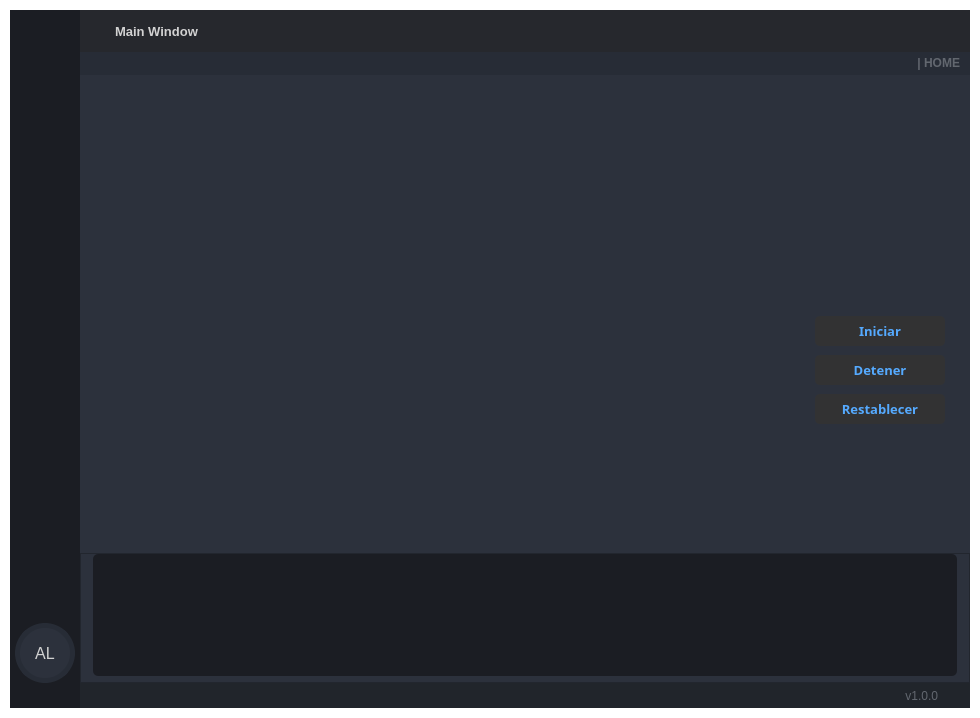
Before: the Qt Designer form visuals/GUI_BASE.ui in dariolggomez/HEATS-BOARD, drawn with Qt 5.
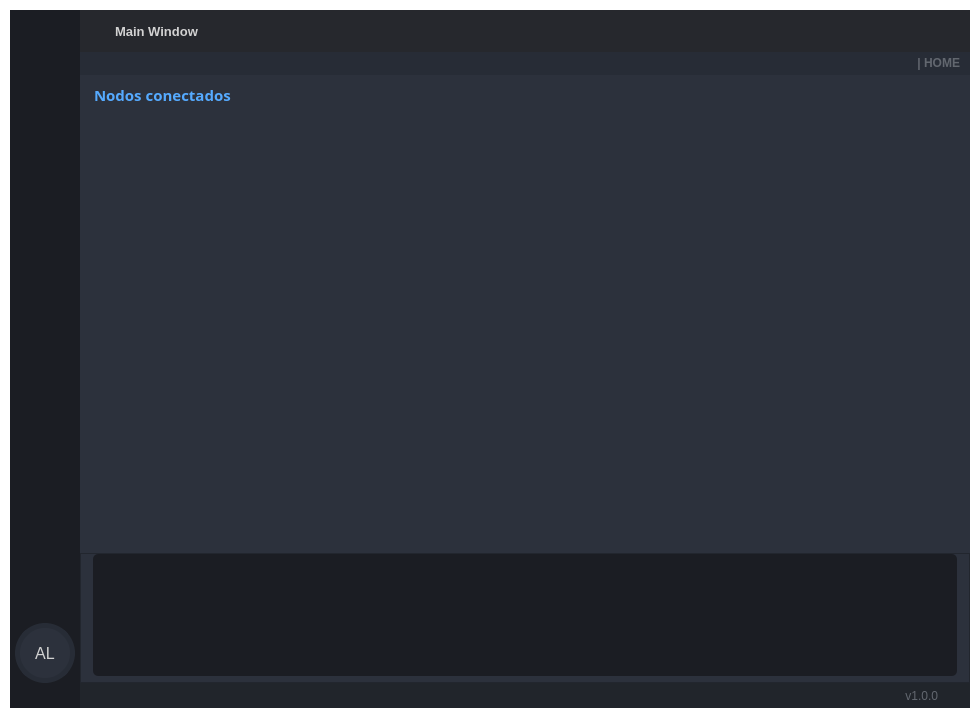
After: the same form once the commit is applied. Icons and pictures are not drawn.

Commit message: added nodes centre page

Patch:
```diff
--- a/visuals/GUI_BASE.ui
+++ b/visuals/GUI_BASE.ui
@@ -1632,8 +1632,170 @@
 color: rgb(85, 170, 255);</string>
                   </property>
                   <property name="currentIndex">
-                   <number>4</number>
+                   <number>0</number>
                   </property>
+                  <widget class="QWidget" name="page_nodes_centre">
+                   <layout class="QVBoxLayout" name="verticalLayout_26">
+                    <property name="leftMargin">
+                     <number>0</number>
+                    </property>
+                    <property name="topMargin">
+                     <number>0</number>
+                    </property>
+                    <property name="rightMargin">
+                     <number>0</number>
+                    </property>
+                    <property name="bottomMargin">
+                     <number>0</number>
+                    </property>
+                    <item>
+                     <widget class="QFrame" name="nodes_centre_content">
+                      <property name="frameShape">
+                       <enum>QFrame::NoFrame</enum>
+                      </property>
+                      <property name="frameShadow">
+                       <enum>QFrame::Raised</enum>
+                      </property>
+                      <layout class="QVBoxLayout" name="verticalLayout_30">
+                       <property name="leftMargin">
+                        <number>0</number>
+                       </property>
+                       <property name="topMargin">
+                        <number>0</number>
+                       </property>
+                       <property name="rightMargin">
+                        <number>0</number>
+                       </property>
+                       <property name="bottomMargin">
+                        <number>0</number>
+                       </property>
+                       <item>
+                        <widget class="QFrame" name="top_nodes_centre_content">
+                         <property name="maximumSize">
+                          <size>
+                           <width>16777215</width>
+                           <height>30</height>
+                          </size>
+                         </property>
+                         <property name="frameShape">
+                          <enum>QFrame::NoFrame</enum>
+                         </property>
+                         <property name="frameShadow">
+                          <enum>QFrame::Raised</enum>
+                         </property>
+                         <layout class="QHBoxLayout" name="horizontalLayout_13">
+                          <property name="topMargin">
+                           <number>0</number>
+                          </property>
+                          <property name="bottomMargin">
+                           <number>0</number>
+                          </property>
+                          <item>
+                           <widget class="QLabel" name="nodes_connected_label">
+                            <property name="font">
+                             <font>
+                              <family>Segoe UI Semibold</family>
+                              <pointsize>11</pointsize>
+                              <weight>75</weight>
+                              <bold>true</bold>
+                             </font>
+                            </property>
+                            <property name="text">
+                             <string>Nodos conectados</string>
+                            </property>
+                           </widget>
+                          </item>
+                         </layout>
+                        </widget>
+                       </item>
+                       <item>
+                        <widget class="QFrame" name="bottom_nodes_centre_content">
+                         <property name="frameShape">
+                          <enum>QFrame::NoFrame</enum>
+                         </property>
+                         <property name="frameShadow">
+                          <enum>QFrame::Raised</enum>
+                         </property>
+                         <layout class="QHBoxLayout" name="horizontalLayout_12">
+                          <property name="leftMargin">
+                           <number>0</number>
+                          </property>
+                          <property name="topMargin">
+                           <number>0</number>
+                          </property>
+                          <property name="rightMargin">
+                           <number>0</number>
+                          </property>
+                          <property name="bottomMargin">
+                           <number>0</number>
+                          </property>
+                          <item>
+                           <widget class="QFrame" name="nodes_graphic_frame">
+                            <property name="frameShape">
+                             <enum>QFrame::NoFrame</enum>
+                            </property>
+                            <property name="frameShadow">
+                             <enum>QFrame::Raised</enum>
+                            </property>
+                            <layout class="QVBoxLayout" name="verticalLayout_32">
+                             <property name="leftMargin">
+                              <number>0</number>
+                             </property>
+                             <property name="topMargin">
+                              <number>0</number>
+                             </property>
+                             <property name="rightMargin">
+                              <number>0</number>
+                             </property>
+                             <property name="bottomMargin">
+                              <number>0</number>
+                             </property>
+                             <item>
+                              <layout class="QVBoxLayout" name="nodes_graphic_layout"/>
+                             </item>
+                            </layout>
+                           </widget>
+                          </item>
+                          <item>
+                           <widget class="QFrame" name="nodes_tables_frame">
+                            <property name="frameShape">
+                             <enum>QFrame::StyledPanel</enum>
+                            </property>
+                            <property name="frameShadow">
+                             <enum>QFrame::Raised</enum>
+                            </property>
+                            <layout class="QVBoxLayout" name="verticalLayout_27">
+                             <item>
+                              <widget class="QFrame" name="frame_net_nodes">
+                               <property name="frameShape">
+                                <enum>QFrame::StyledPanel</enum>
+                               </property>
+                               <property name="frameShadow">
+                                <enum>QFrame::Raised</enum>
+                               </property>
+                              </widget>
+                             </item>
+                             <item>
+                              <widget class="QFrame" name="frame_rt_nodes">
+                               <property name="frameShape">
+                                <enum>QFrame::StyledPanel</enum>
+                               </property>
+                               <property name="frameShadow">
+                                <enum>QFrame::Raised</enum>
+                               </property>
+                              </widget>
+                             </item>
+                            </layout>
+                           </widget>
+                          </item>
+                         </layout>
+                        </widget>
+                       </item>
+                      </layout>
+                     </widget>
+                    </item>
+                   </layout>
+                  </widget>
                   <widget class="QWidget" name="page_home">
                    <layout class="QVBoxLayout" name="verticalLayout_10">
                     <property name="leftMargin">
```
The commit also changes 2 other files.
